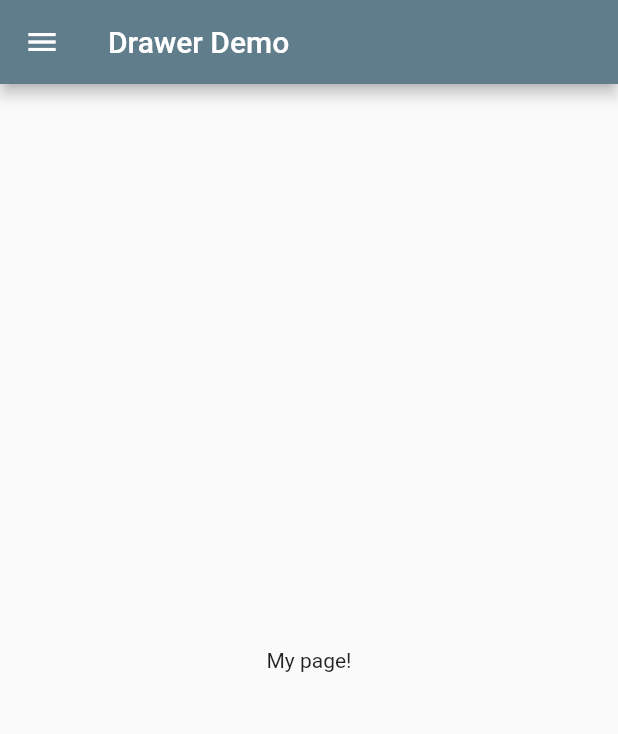
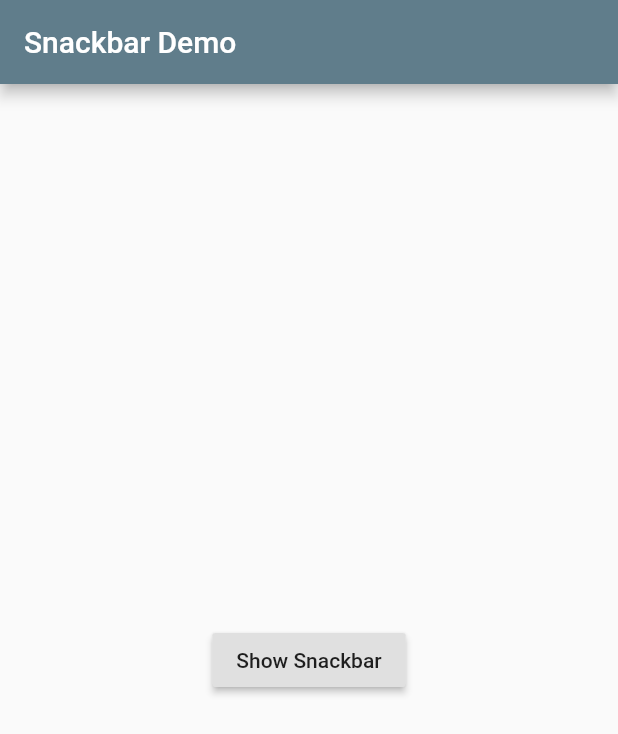
Before and after one commit to VijayGanganapalli/flearn, a Flutter app: the screen it shows after launch, on a phone screen of 412 x 824 dp. Shown: the top 734 px of the screen. Run offline on Flutter 3.47's test engine with Material 2 defaults, Android fonts, the phone set to English and light mode, and no system bars.

Commit message:
added snackbar

```diff
--- a/lib/main.dart
+++ b/lib/main.dart
@@ -1,5 +1,5 @@
 import 'package:flutter/material.dart';
-import 'package:flearn/screens/design/add_drawer_to_screen.dart';
+import 'package:flearn/screens/design/display_a_snackbar.dart';
 
 void main() => runApp(FLearnApp());
 
@@ -9,7 +9,7 @@ class FLearnApp extends StatelessWidget {
     return MaterialApp(
       title: 'FLearn App',
       theme: ThemeData(primarySwatch: Colors.blueGrey),
-      home: AddDrawerToScreen(appBarTitle: 'Drawer Demo'),
+      home: DisplaySnackBar(appBarTitle: 'Snackbar Demo'),
     );
   }
 }
--- /dev/null
+++ b/lib/screens/design/display_a_snackbar.dart
@@ -0,0 +1,36 @@
+import 'package:flutter/material.dart';
+
+class DisplaySnackBar extends StatelessWidget {
+  final String appBarTitle;
+
+  const DisplaySnackBar({Key key, this.appBarTitle}) : super(key: key);
+
+  @override
+  Widget build(BuildContext context) {
+    return Scaffold(
+      appBar: AppBar(title: Text(appBarTitle)),
+      body: SnackBarDialog(),
+    );
+  }
+}
+
+class SnackBarDialog extends StatelessWidget {
+  @override
+  Widget build(BuildContext context) {
+    return Center(
+      child: RaisedButton(
+        child: Text('Show Snackbar'),
+        onPressed: () {
+          final snackBar = SnackBar(
+            content: Text('Yah!, Snackbar'),
+            action: SnackBarAction(
+              label: 'UNDO',
+              onPressed: () {},
+            ),
+          );
+          Scaffold.of(context).showSnackBar(snackBar);
+        },
+      ),
+    );
+  }
+}
```
